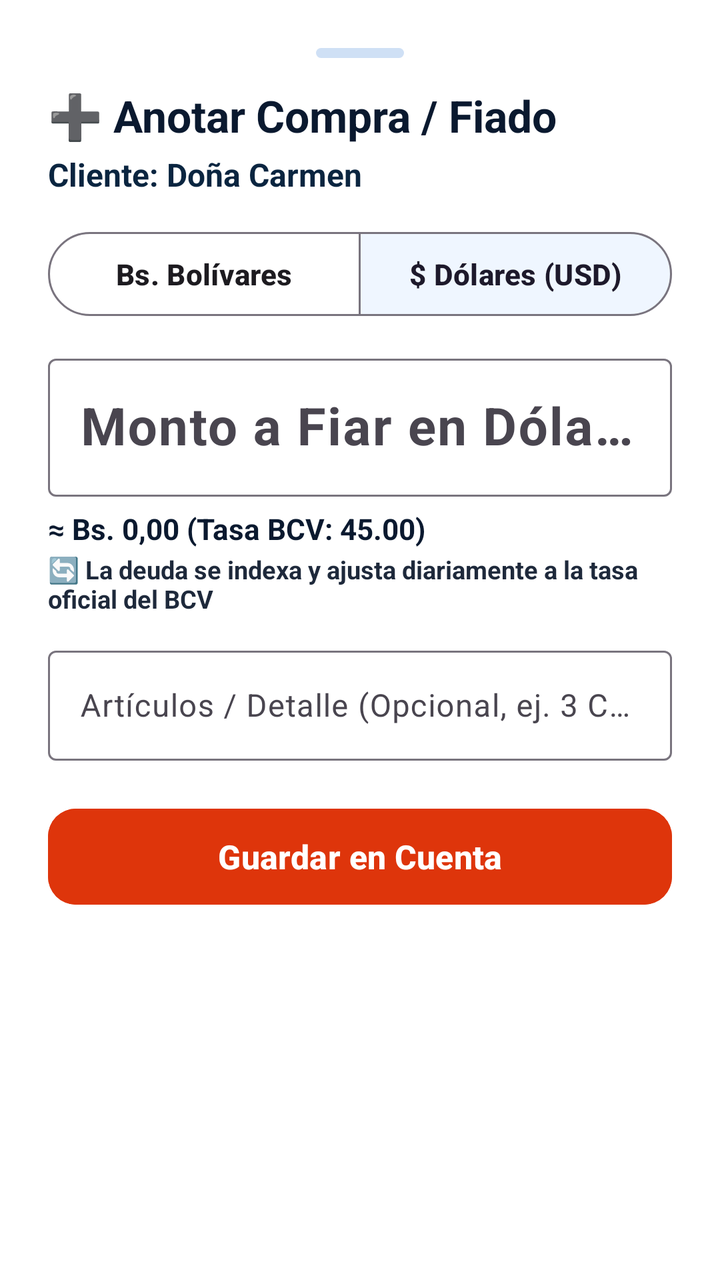
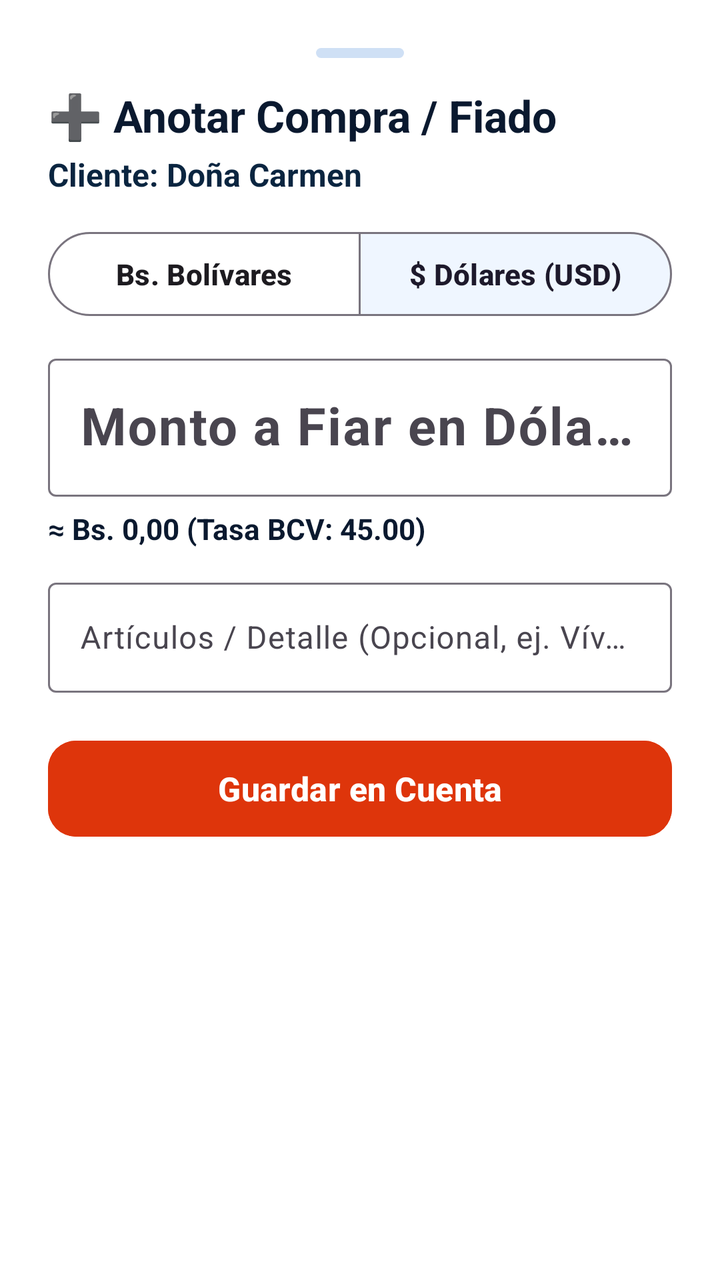

Two renders of the same Android screen: before a commit and after it. Below are the layout's source before the change and the commit's diff.
<!-- AndroidManifest.xml: application theme Theme.Zeasy -->
<!-- res/layout/dialog_add_charge.xml -->
<?xml version="1.0" encoding="utf-8"?>
<LinearLayout xmlns:android="http://schemas.android.com/apk/res/android"
    xmlns:app="http://schemas.android.com/apk/res-auto"
    android:layout_width="match_parent"
    android:layout_height="wrap_content"
    android:orientation="vertical"
    android:padding="24dp"
    android:background="@color/surface">

    
    <View
        android:layout_width="44dp"
        android:layout_height="5dp"
        android:layout_gravity="center_horizontal"
        android:layout_marginBottom="14dp"
        android:background="@drawable/bg_badge_rounded"
        android:backgroundTint="@color/border" />

    <TextView
        android:id="@+id/tvChargeTitle"
        android:layout_width="wrap_content"
        android:layout_height="wrap_content"
        android:text="➕ Anotar Compra / Fiado"
        android:textStyle="bold"
        android:textColor="@color/text_primary"
        android:textSize="22sp" />

    <TextView
        android:id="@+id/tvChargeClientName"
        android:layout_width="wrap_content"
        android:layout_height="wrap_content"
        android:layout_marginTop="4dp"
        android:text="Cliente: Doña Carmen"
        android:textColor="@color/primary"
        android:textStyle="bold"
        android:textSize="16sp" />

    
    <LinearLayout
        android:id="@+id/layoutCreditNoticeBanner"
        android:layout_width="match_parent"
        android:layout_height="wrap_content"
        android:layout_marginTop="10dp"
        android:orientation="horizontal"
        android:background="#E8F5E9"
        android:padding="12dp"
        android:gravity="center_vertical"
        android:visibility="gone">

        <TextView
            android:id="@+id/tvCreditNoticeText"
            android:layout_width="match_parent"
            android:layout_height="wrap_content"
            android:text="🟢 Este cliente tiene $5.00 a favor. Se descontará automáticamente de este crédito."
            android:textColor="#065F46"
            android:textStyle="bold"
            android:textSize="13.5sp" />
    </LinearLayout>

    
    <com.google.android.material.button.MaterialButtonToggleGroup
        android:id="@+id/toggleChargeCurrency"
        android:layout_width="match_parent"
        android:layout_height="wrap_content"
        android:layout_marginTop="14dp"
        app:singleSelection="true"
        app:selectionRequired="true"
        app:checkedButton="@id/btnChargeCurrencyUsd">

        <com.google.android.material.button.MaterialButton
            android:id="@+id/btnChargeCurrencyVes"
            style="@style/Widget.Material3.Button.OutlinedButton"
            android:layout_width="0dp"
            android:layout_height="50dp"
            android:layout_weight="1"
            android:text="Bs. Bolívares"
            android:textAllCaps="false"
            android:textSize="14.5sp"
            android:textStyle="bold" />

        <com.google.android.material.button.MaterialButton
            android:id="@+id/btnChargeCurrencyUsd"
            style="@style/Widget.Material3.Button.OutlinedButton"
            android:layout_width="0dp"
            android:layout_height="50dp"
            android:layout_weight="1"
            android:text="$ Dólares (USD)"
            android:textAllCaps="false"
            android:textSize="14.5sp"
            android:textStyle="bold" />
    </com.google.android.material.button.MaterialButtonToggleGroup>

    
    <com.google.android.material.textfield.TextInputLayout
        android:id="@+id/tilChargeAmount"
        android:layout_width="match_parent"
        android:layout_height="wrap_content"
        android:layout_marginTop="12dp"
        android:hint="Monto a Fiar en Dólares ($ USD) *">

        <com.google.android.material.textfield.TextInputEditText
            android:id="@+id/etChargeAmountUsd"
            android:layout_width="match_parent"
            android:layout_height="wrap_content"
            android:inputType="numberDecimal"
            android:textColor="@color/text_primary"
            android:textSize="26sp"
            android:textStyle="bold" />
    </com.google.android.material.textfield.TextInputLayout>

    
    <TextView
        android:id="@+id/tvChargeEquivBs"
        android:layout_width="wrap_content"
        android:layout_height="wrap_content"
        android:layout_marginTop="6dp"
        android:text="≈ Bs. 0,00 (Tasa BCV: 45.00)"
        android:textColor="@color/text_primary"
        android:textStyle="bold"
        android:textSize="14.5sp" />

    <TextView
        android:id="@+id/tvChargeBcvNotice"
        android:layout_width="wrap_content"
        android:layout_height="wrap_content"
        android:layout_marginTop="2dp"
        android:text="🔄 La deuda se indexa y ajusta diariamente a la tasa oficial del BCV"
        android:textColor="@color/text_secondary"
        android:textStyle="bold"
        android:textSize="12.5sp" />

    
    <com.google.android.material.textfield.TextInputLayout
        android:layout_width="match_parent"
        android:layout_height="wrap_content"
        android:layout_marginTop="12dp"
        android:hint="Artículos / Detalle (Opcional, ej. 3 Canillas, Queso)">

        <com.google.android.material.textfield.TextInputEditText
            android:id="@+id/etChargeConcept"
            android:layout_width="match_parent"
            android:layout_height="wrap_content"
            android:textColor="@color/text_primary"
            android:textSize="15.5sp" />
    </com.google.android.material.textfield.TextInputLayout>

    <com.google.android.material.button.MaterialButton
        android:id="@+id/btnConfirmCharge"
        android:layout_width="match_parent"
        android:layout_height="56dp"
        android:layout_marginTop="20dp"
        android:text="Guardar en Cuenta"
        android:textAllCaps="false"
        android:textSize="16.5sp"
        android:textStyle="bold"
        app:cornerRadius="14dp"
        android:backgroundTint="#DE350B"
        android:textColor="@color/white" />

</LinearLayout>
<!-- resources referenced by this layout -->
<resources>
  <color name="border">#CFE0F5</color>
  <color name="primary">#0A2540</color>
  <color name="surface">#FFFFFF</color>
  <color name="text_primary">#0A192F</color>
  <color name="text_secondary">#1E293B</color>
  <color name="white">#FFFFFF</color>
  <!-- drawable bg_badge_rounded (drawable) -->
  <?xml version="1.0" encoding="utf-8"?>
  <shape xmlns:android="http://schemas.android.com/apk/res/android"
      android:shape="rectangle">
      <corners android:radius="12dp" />
      <solid android:color="@color/accent_blue" />
  </shape>
  <style name="Theme.Zeasy" parent="Theme.Material3.DayNight.NoActionBar">
          
          <item name="colorPrimary">@color/accent_green</item>
          <item name="colorPrimaryContainer">@color/accent_green_bg</item>
          <item name="colorOnPrimary">@color/white</item>
          <item name="colorSecondary">@color/accent_blue</item>
          <item name="colorSecondaryContainer">@color/accent_blue_bg</item>
  
          
          <item name="android:statusBarColor">@color/primary</item>
          <item name="android:windowLightStatusBar">false</item>
          <item name="android:colorBackground">@color/background</item>
  
          
          <item name="android:textColor">@color/text_primary</item>
  
          
          <item name="bottomNavigationStyle">@style/Widget.Zeasy.BottomNavigationView</item>
      </style>
  <color name="accent_blue">#0052FF</color>
  <color name="accent_green">#00875A</color>
  <color name="accent_green_bg">#E3FCEF</color>
  <color name="accent_blue_bg">#EFF6FF</color>
  <color name="background">#F4F8FC</color>
  <style name="Widget.Zeasy.BottomNavigationView" parent="Widget.Material3.BottomNavigationView">
          <item name="itemRippleColor">@color/accent_green_bg</item>
          <item name="android:background">@color/surface</item>
          <item name="itemIconTint">@color/nav_selector</item>
          <item name="itemTextColor">@color/nav_selector</item>
      </style>
</resources>

<!-- the commit's change to res/layout/dialog_add_charge.xml (unified diff, before → after) -->
@@ -127,14 +127,16 @@
         android:text="🔄 La deuda se indexa y ajusta diariamente a la tasa oficial del BCV"
         android:textColor="@color/text_secondary"
         android:textStyle="bold"
-        android:textSize="12.5sp" />
+        android:textSize="12.5sp"
+        android:visibility="gone" />
 
     
     <com.google.android.material.textfield.TextInputLayout
+        android:id="@+id/tilChargeConcept"
         android:layout_width="match_parent"
         android:layout_height="wrap_content"
         android:layout_marginTop="12dp"
-        android:hint="Artículos / Detalle (Opcional, ej. 3 Canillas, Queso)">
+        android:hint="Artículos / Detalle (Opcional, ej. Víveres, Pan, Bebidas)">
 
         <com.google.android.material.textfield.TextInputEditText
             android:id="@+id/etChargeConcept"
<!-- resource entries referenced after the edit -->
@@ -22,8 +22,6 @@
           <item name="colorSecondaryContainer">@color/accent_blue_bg</item>
   
           
-          <item name="android:statusBarColor">@color/primary</item>
-          <item name="android:windowLightStatusBar">false</item>
           <item name="android:colorBackground">@color/background</item>
   
           
